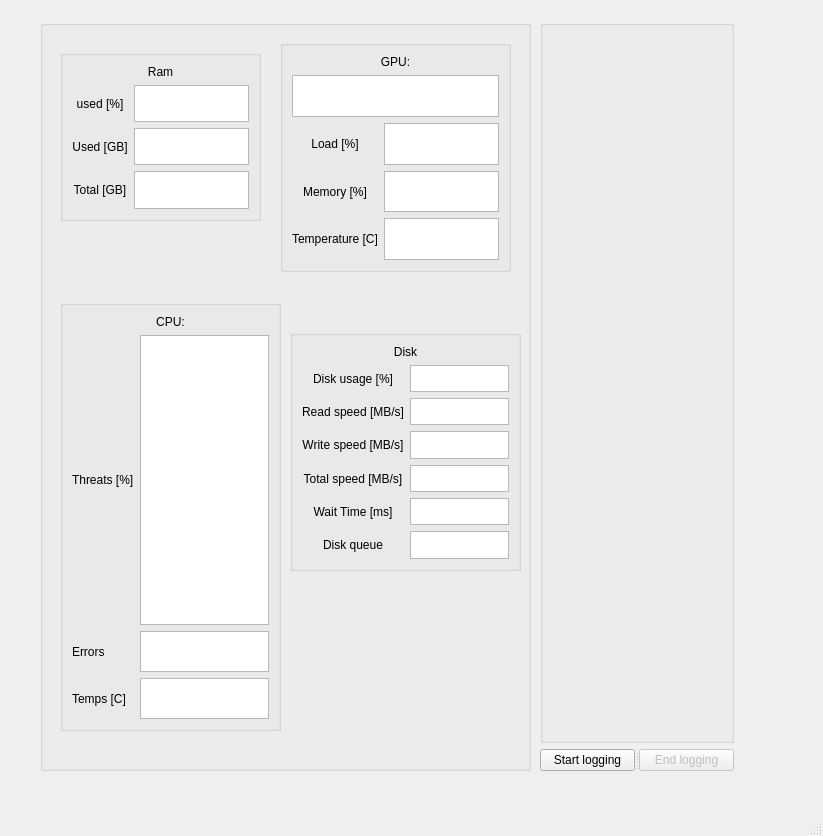
Above: gui.ui from Janders8/resource-monitor before the change. Below: the same form after it.
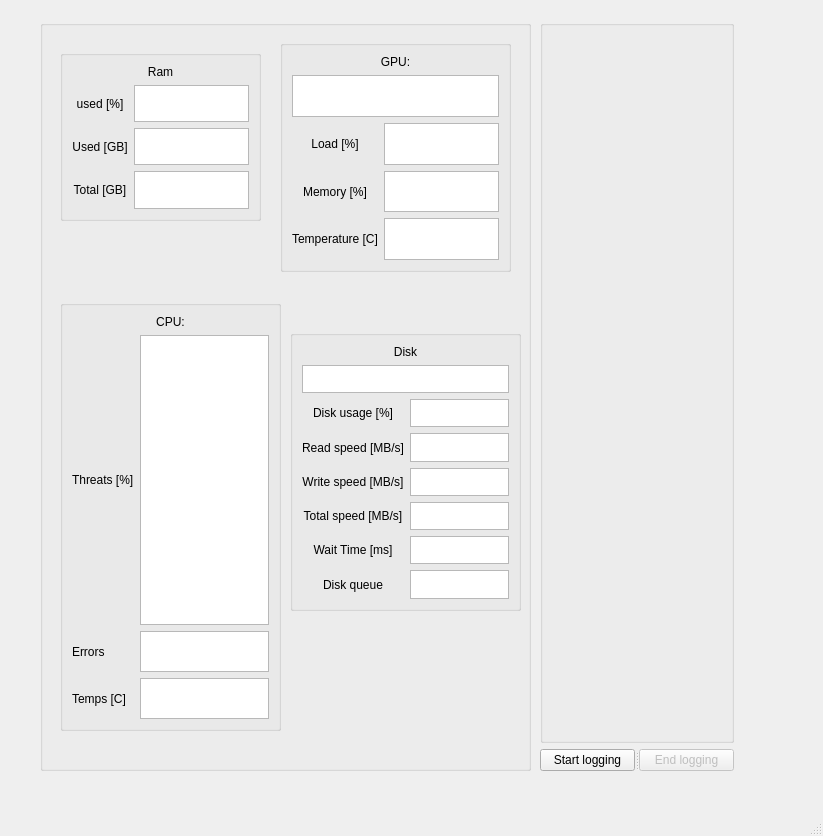
That is the form after the change.

Commit message: added disk model name

Patch:
```diff
--- a/gui.ui
+++ b/gui.ui
@@ -302,61 +302,22 @@
        <x>250</x>
        <y>310</y>
        <width>231</width>
-       <height>241</height>
+       <height>281</height>
       </rect>
      </property>
      <property name="title">
       <string/>
      </property>
      <layout class="QGridLayout" name="gridLayout_3">
-      <item row="3" column="1">
-       <widget class="QTextBrowser" name="textBrowserDiskWriteSpeed"/>
-      </item>
-      <item row="6" column="0">
-       <widget class="QLabel" name="label_20">
-        <property name="autoFillBackground">
-         <bool>false</bool>
-        </property>
-        <property name="text">
-         <string>Disk queue</string>
-        </property>
-        <property name="alignment">
-         <set>Qt::AlignCenter</set>
-        </property>
-       </widget>
-      </item>
-      <item row="2" column="0">
-       <widget class="QLabel" name="label_15">
-        <property name="autoFillBackground">
-         <bool>false</bool>
-        </property>
-        <property name="text">
-         <string>Read speed [MB/s]</string>
-        </property>
-        <property name="alignment">
-         <set>Qt::AlignCenter</set>
-        </property>
-       </widget>
-      </item>
-      <item row="6" column="1">
-       <widget class="QTextBrowser" name="textBrowserDiskQueue"/>
-      </item>
-      <item row="5" column="0">
-       <widget class="QLabel" name="label_19">
-        <property name="autoFillBackground">
-         <bool>false</bool>
-        </property>
-        <property name="text">
-         <string>Wait Time [ms]</string>
-        </property>
-        <property name="alignment">
-         <set>Qt::AlignCenter</set>
-        </property>
-       </widget>
-      </item>
-      <item row="4" column="1">
+      <item row="5" column="1">
        <widget class="QTextBrowser" name="textBrowserDiskTotalSpeed"/>
       </item>
+      <item row="7" column="1">
+       <widget class="QTextBrowser" name="textBrowserDiskQueue"/>
+      </item>
+      <item row="2" column="1">
+       <widget class="QTextBrowser" name="textBrowserDiskUsage"/>
+      </item>
       <item row="0" column="0" colspan="2">
        <widget class="QLabel" name="label_18">
         <property name="autoFillBackground">
@@ -370,10 +331,26 @@
         </property>
        </widget>
       </item>
-      <item row="5" column="1">
+      <item row="6" column="1">
        <widget class="QTextBrowser" name="textBrowserDiskWaitTime"/>
       </item>
+      <item row="3" column="1">
+       <widget class="QTextBrowser" name="textBrowserDiskReadSpeed"/>
+      </item>
       <item row="3" column="0">
+       <widget class="QLabel" name="label_15">
+        <property name="autoFillBackground">
+         <bool>false</bool>
+        </property>
+        <property name="text">
+         <string>Read speed [MB/s]</string>
+        </property>
+        <property name="alignment">
+         <set>Qt::AlignCenter</set>
+        </property>
+       </widget>
+      </item>
+      <item row="4" column="0">
        <widget class="QLabel" name="label_16">
         <property name="autoFillBackground">
          <bool>false</bool>
@@ -386,10 +363,33 @@
         </property>
        </widget>
       </item>
-      <item row="2" column="1">
-       <widget class="QTextBrowser" name="textBrowserDiskReadSpeed"/>
+      <item row="7" column="0">
+       <widget class="QLabel" name="label_20">
+        <property name="autoFillBackground">
+         <bool>false</bool>
+        </property>
+        <property name="text">
+         <string>Disk queue</string>
+        </property>
+        <property name="alignment">
+         <set>Qt::AlignCenter</set>
+        </property>
+       </widget>
       </item>
-      <item row="4" column="0">
+      <item row="6" column="0">
+       <widget class="QLabel" name="label_19">
+        <property name="autoFillBackground">
+         <bool>false</bool>
+        </property>
+        <property name="text">
+         <string>Wait Time [ms]</string>
+        </property>
+        <property name="alignment">
+         <set>Qt::AlignCenter</set>
+        </property>
+       </widget>
+      </item>
+      <item row="5" column="0">
        <widget class="QLabel" name="label_17">
         <property name="autoFillBackground">
          <bool>false</bool>
@@ -402,7 +402,7 @@
         </property>
        </widget>
       </item>
-      <item row="1" column="0">
+      <item row="2" column="0">
        <widget class="QLabel" name="label_21">
         <property name="autoFillBackground">
          <bool>false</bool>
@@ -415,13 +415,16 @@
         </property>
        </widget>
       </item>
-      <item row="1" column="1">
-       <widget class="QTextBrowser" name="textBrowserDiskUsage"/>
+      <item row="4" column="1">
+       <widget class="QTextBrowser" name="textBrowserDiskWriteSpeed"/>
+      </item>
+      <item row="1" column="0" colspan="2">
+       <widget class="QTextBrowser" name="textBrowserDiskModel"/>
       </item>
      </layout>
     </widget>
    </widget>
-   <widget class="QWidget" name="">
+   <widget class="QWidget" name="layoutWidget">
     <property name="geometry">
      <rect>
       <x>540</x>
```
The commit also changes 3 other files.
